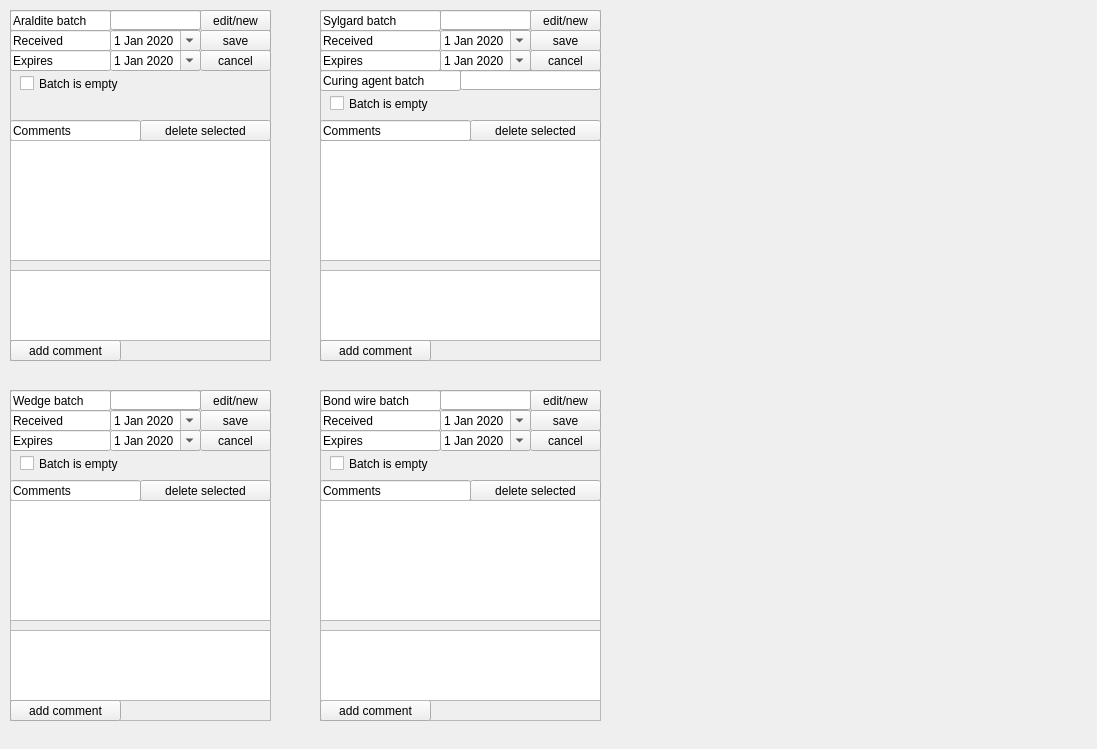
The window that pages_ui/view_supplies.ui (IncandelaLab/SharedUI) describes before a commit, drawn with Qt 5.
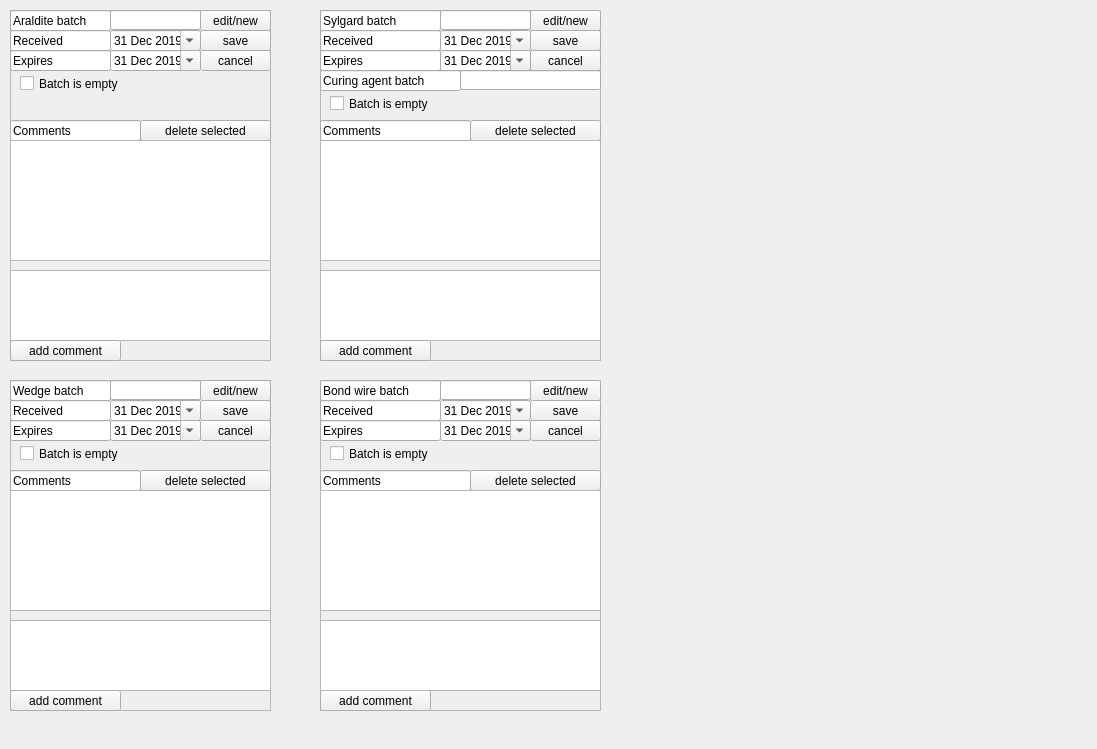
The same window after the commit.

The edit to the form file:
```diff
--- a/pages_ui/view_supplies.ui
+++ b/pages_ui/view_supplies.ui
@@ -159,12 +159,12 @@
     </property>
     <property name="dateTime">
      <datetime>
-      <hour>0</hour>
+      <hour>23</hour>
       <minute>0</minute>
       <second>0</second>
-      <year>2020</year>
-      <month>1</month>
-      <day>1</day>
+      <year>2019</year>
+      <month>12</month>
+      <day>31</day>
      </datetime>
     </property>
     <property name="maximumDate">
@@ -196,12 +196,12 @@
     </property>
     <property name="dateTime">
      <datetime>
-      <hour>0</hour>
+      <hour>23</hour>
       <minute>0</minute>
       <second>0</second>
-      <year>2020</year>
-      <month>1</month>
-      <day>1</day>
+      <year>2019</year>
+      <month>12</month>
+      <day>31</day>
      </datetime>
     </property>
     <property name="maximumDate">
@@ -441,12 +441,12 @@
     </property>
     <property name="dateTime">
      <datetime>
-      <hour>0</hour>
+      <hour>23</hour>
       <minute>0</minute>
       <second>0</second>
-      <year>2020</year>
-      <month>1</month>
-      <day>1</day>
+      <year>2019</year>
+      <month>12</month>
+      <day>31</day>
      </datetime>
     </property>
     <property name="maximumDate">
@@ -478,12 +478,12 @@
     </property>
     <property name="dateTime">
      <datetime>
-      <hour>0</hour>
+      <hour>23</hour>
       <minute>0</minute>
       <second>0</second>
-      <year>2020</year>
-      <month>1</month>
-      <day>1</day>
+      <year>2019</year>
+      <month>12</month>
+      <day>31</day>
      </datetime>
     </property>
     <property name="maximumDate">
@@ -567,7 +567,7 @@
    <property name="geometry">
     <rect>
      <x>320</x>
-     <y>390</y>
+     <y>380</y>
      <width>281</width>
      <height>331</height>
     </rect>
@@ -670,12 +670,12 @@
     </property>
     <property name="dateTime">
      <datetime>
-      <hour>0</hour>
+      <hour>23</hour>
       <minute>0</minute>
       <second>0</second>
-      <year>2020</year>
-      <month>1</month>
-      <day>1</day>
+      <year>2019</year>
+      <month>12</month>
+      <day>31</day>
      </datetime>
     </property>
     <property name="maximumDate">
@@ -788,12 +788,12 @@
     </property>
     <property name="dateTime">
      <datetime>
-      <hour>0</hour>
+      <hour>23</hour>
       <minute>0</minute>
       <second>0</second>
-      <year>2020</year>
-      <month>1</month>
-      <day>1</day>
+      <year>2019</year>
+      <month>12</month>
+      <day>31</day>
      </datetime>
     </property>
     <property name="maximumDate">
@@ -829,7 +829,7 @@
    <property name="geometry">
     <rect>
      <x>10</x>
-     <y>390</y>
+     <y>380</y>
      <width>261</width>
      <height>331</height>
     </rect>
@@ -986,12 +986,12 @@
     </property>
     <property name="dateTime">
      <datetime>
-      <hour>0</hour>
+      <hour>23</hour>
       <minute>0</minute>
       <second>0</second>
-      <year>2020</year>
-      <month>1</month>
-      <day>1</day>
+      <year>2019</year>
+      <month>12</month>
+      <day>31</day>
      </datetime>
     </property>
     <property name="maximumDate">
@@ -1058,12 +1058,12 @@
     </property>
     <property name="dateTime">
      <datetime>
-      <hour>0</hour>
+      <hour>23</hour>
       <minute>0</minute>
       <second>0</second>
-      <year>2020</year>
-      <month>1</month>
-      <day>1</day>
+      <year>2019</year>
+      <month>12</month>
+      <day>31</day>
      </datetime>
     </property>
     <property name="maximumDate">
```
